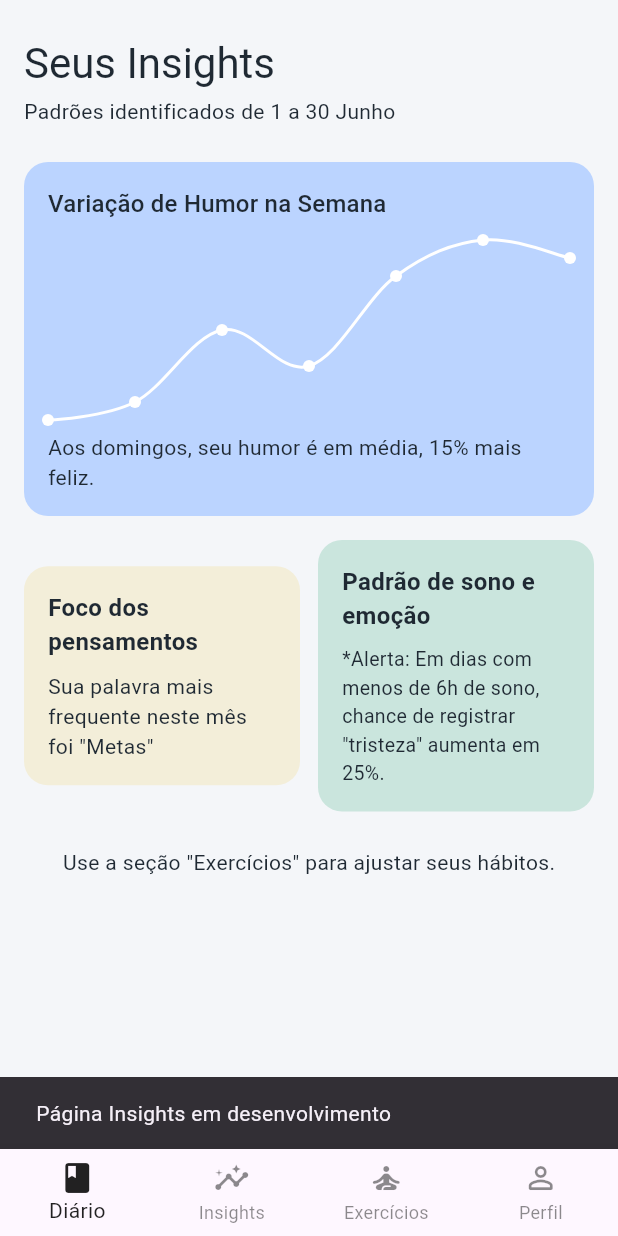
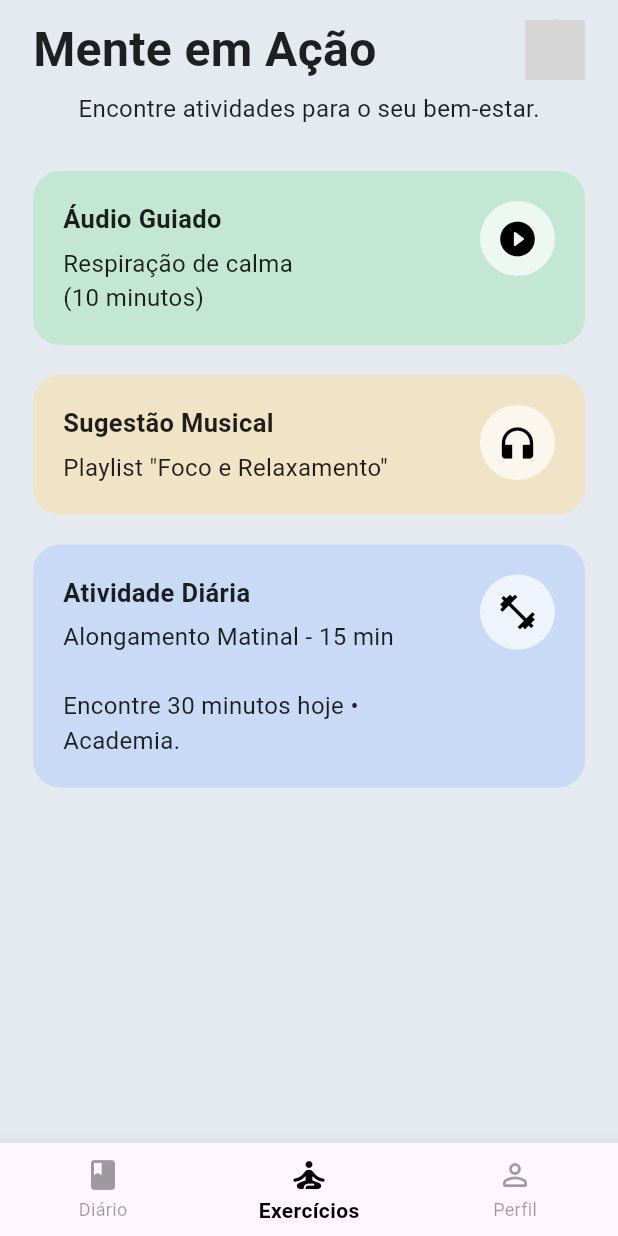
Before and after one commit to pjairdev/-mental_diary, a Flutter app: the HomePage screen opened by its route, item 2 of the bottom bar chosen, on a phone screen of 412 x 824 dp. Run offline on Flutter 3.47's test engine with Material 3 defaults, Android fonts, the phone set to English and light mode, and no system bars; drawn by our look-alikes of fl_chart; our stand-ins replace cloud_firestore, firebase_auth, firebase_core, google_sign_in, image_picker, shared_preferences; accounts and stored records are empty; grey boxes are pictures that could not be loaded.

Commit message:
Aplicando a foto de perifl em outras páginas do aplicativo, a página de exercícios

```diff
--- a/lib/app_router.dart
+++ b/lib/app_router.dart
@@ -5,6 +5,10 @@ import 'package:teste_flutter/modules/auth/pages/login_page.dart';
 import 'package:teste_flutter/modules/auth/pages/create_account_page.dart';
 import 'package:teste_flutter/modules/auth/pages/logging_page.dart';
 import 'package:teste_flutter/modules/auth/screen/google_login_screen.dart';
+import 'package:teste_flutter/modules/auth/pages/exercise_page.dart';
+
+// IMPORT CORRETO: a página de perfil (não o botão)
+import 'package:teste_flutter/modules/auth/pages/profile_page.dart';
 
 class AppRoutes {
   static const String login = '/';
@@ -13,6 +17,8 @@ class AppRoutes {
   static const String authGoogle = '/auth/google';
   static const String home = '/home';
   static const String authApple = '/auth/apple';
+  static const String exercises = '/exercises';
+  static const String profile = '/profile';
 }
 
 class AppRouter {
@@ -33,8 +39,11 @@ class AppRouter {
       case AppRoutes.authGoogle:
         return MaterialPageRoute(builder: (_) => const GoogleLoginScreen());
 
-      case AppRoutes.authApple:
-        return MaterialPageRoute(builder: (_) => const Placeholder());
+      case AppRoutes.exercises:
+        return MaterialPageRoute(builder: (_) => const ExercisesPage());
+
+      case AppRoutes.profile:
+        return MaterialPageRoute(builder: (_) => const ProfilePage());
 
       default:
         return MaterialPageRoute(
--- a/lib/core/constants/app_colors.dart
+++ b/lib/core/constants/app_colors.dart
@@ -7,7 +7,7 @@ class AppColors {
   static const Color textDark = Color.fromRGBO(31, 41, 51, 1);
 
   static const primary1 = Color(0xFF7BA4FF);
-  static const surface = Color(0xFFF4F6F9);
+  static const surface = Color(0xFFE4EAF0);
   static const cardBlue = Color(0xFFBBD4FF);
   static const cardBeige = Color(0xFFF3EED9);
   static const cardGreen = Color(0xFFCAE5DD);
--- a/lib/main.dart
+++ b/lib/main.dart
@@ -18,9 +18,9 @@ class DiarioMentalApp extends StatelessWidget {
     return MaterialApp(
       title: 'Diário Mental',
       debugShowCheckedModeBanner: false,
+      onGenerateRoute: AppRouter.generateRoute,
+      initialRoute: AppRoutes.login,
       theme: AppTheme.light(),
-      initialRoute: AppRoutes.login,
-      onGenerateRoute: AppRouter.generateRoute,
     );
   }
 }
--- /dev/null
+++ b/lib/modules/auth/exercise_model.dart
@@ -0,0 +1,24 @@
+import 'dart:ui';
+
+class ExerciseModel {
+  final String title;
+  final String subtitle;
+  final String type;
+  final Color backgroundColor;
+
+  ExerciseModel({
+    required this.title,
+    required this.subtitle,
+    required this.type,
+    required this.backgroundColor,
+  });
+
+  factory ExerciseModel.fromJson(Map<String, dynamic> json) {
+    return ExerciseModel(
+      title: json["title"],
+      subtitle: json["subtitle"],
+      type: json["type"],
+      backgroundColor: Color(int.parse("0xFF${json["color"]}")),
+    );
+  }
+}
--- /dev/null
+++ b/lib/modules/auth/pages/exercise_page.dart
@@ -0,0 +1,178 @@
+import 'package:flutter/material.dart';
+import '../widgets/bottom_nav_bar.dart';
+import '../widgets/profile_button.dart';
+import '/core/constants/app_colors.dart';
+
+import '../exercise_model.dart';
+import 'package:teste_flutter/repository/repository.dart';
+import '../service/services.dart';
+
+class ExercisesPage extends StatefulWidget {
+  const ExercisesPage({super.key});
+
+  @override
+  State<ExercisesPage> createState() => _ExercisesPageState();
+}
+
+class _ExercisesPageState extends State<ExercisesPage> {
+  late final ExerciseRepository repository;
+
+  @override
+  void initState() {
+    super.initState();
+    repository = ExerciseRepository(ExerciseService());
+  }
+
+  IconData _getIcon(String type) {
+    switch (type) {
+      case "audio":
+        return Icons.play_circle_fill_rounded;
+      case "music":
+        return Icons.headphones;
+      case "exercise":
+        return Icons.fitness_center;
+      default:
+        return Icons.circle;
+    }
+  }
+
+  @override
+  Widget build(BuildContext context) {
+    return Scaffold(
+      backgroundColor: AppColors.surface,
+      body: SafeArea(
+        child: FutureBuilder<List<ExerciseModel>>(
+          future: repository.getExercises(),
+          builder: (context, snapshot) {
+            if (!snapshot.hasData) {
+              return const Center(child: CircularProgressIndicator());
+            }
+
+            final exercises = snapshot.data!;
+
+            return SingleChildScrollView(
+              padding: const EdgeInsets.symmetric(horizontal: 22, vertical: 10),
+              child: Column(
+                crossAxisAlignment: CrossAxisAlignment.start,
+                children: [
+                  // topo com título e foto de perfil
+                  Row(
+                    children: const [
+                      Expanded(
+                        child: Text(
+                          "Mente em Ação",
+                          style: TextStyle(
+                            fontSize: 32,
+                            fontWeight: FontWeight.w700,
+                            color: Colors.black87,
+                          ),
+                        ),
+                      ),
+                      ProfileButton(),
+                    ],
+                  ),
+
+                  const SizedBox(height: 5),
+                  const Center(
+                    child: Text(
+                      "Encontre atividades para o seu bem-estar.",
+                      style: TextStyle(fontSize: 16, color: Colors.black87),
+                    ),
+                  ),
+
+                  const SizedBox(height: 30),
+
+                  // lista de exercícios
+                  ...exercises.map((exercise) {
+                    return Column(
+                      children: [
+                        _ExerciseCard(
+                          title: exercise.title,
+                          subtitle: exercise.subtitle,
+                          backgroundColor: exercise.backgroundColor,
+                          icon: _getIcon(exercise.type),
+                          iconColor: Colors.black,
+                        ),
+                        const SizedBox(height: 20),
+                      ],
+                    );
+                  }).toList(),
+
+                  const SizedBox(height: 120),
+                ],
+              ),
+            );
+          },
+        ),
+      ),
+
+      // item “Exercícios” aparece selecionado
+      bottomNavigationBar: const BottomNavBar(currentIndex: 1),
+    );
+  }
+}
+
+/// Widget auxiliar para um card de exercício
+/// IMPORTANTE: este widget está em top-level (fora de qualquer outra classe)
+class _ExerciseCard extends StatelessWidget {
+  final String title;
+  final String subtitle;
+  final IconData icon;
+  final Color backgroundColor;
+  final Color iconColor;
+
+  const _ExerciseCard({
+    required this.title,
+    required this.subtitle,
+    required this.icon,
+    required this.backgroundColor,
+    required this.iconColor,
+  });
+
+  @override
+  Widget build(BuildContext context) {
+    return Container(
+      padding: const EdgeInsets.all(20),
+      width: double.infinity,
+      decoration: BoxDecoration(
+        color: backgroundColor,
+        borderRadius: BorderRadius.circular(18),
+      ),
+      child: Row(
+        crossAxisAlignment: CrossAxisAlignment.start,
+        children: [
+          Expanded(
+            child: Column(
+              crossAxisAlignment: CrossAxisAlignment.start,
+              children: [
+                Text(
+                  title,
+                  style: const TextStyle(
+                    fontSize: 17,
+                    fontWeight: FontWeight.w700,
+                    color: Colors.black87,
+                  ),
+                ),
+                const SizedBox(height: 6),
+                Text(
+                  subtitle,
+                  style: const TextStyle(fontSize: 16, color: Colors.black87),
+                ),
+              ],
+            ),
+          ),
+
+          Container(
+            width: 50,
+            height: 50,
+            decoration: BoxDecoration(
+              color: Colors.white.withOpacity(0.7),
+              shape: BoxShape.circle,
+            ),
+            child: Icon(icon, size: 28, color: iconColor),
+          ),
+        ],
+      ),
+    );
+  }
+}
--- a/lib/modules/auth/pages/home_page.dart
+++ b/lib/modules/auth/pages/home_page.dart
@@ -3,6 +3,7 @@ import '../widgets/mood_chart.dart';
 import '../widgets/thought_focus_card.dart';
 import '../widgets/sleep_emotion_card.dart';
 import '../widgets/bottom_nav_bar.dart';
+import '../widgets/profile_button.dart';
 import '/core/constants/app_colors.dart';
 
 class HomePage extends StatelessWidget {
@@ -18,16 +19,26 @@ class HomePage extends StatelessWidget {
           child: Column(
             crossAxisAlignment: CrossAxisAlignment.start,
             children: [
-              const SizedBox(height: 8),
-              Text(
-                "Seus Insights",
-                style: Theme.of(context).textTheme.headlineMedium,
+              // 🔵 FOTO DE PERFIL NO CANTO SUPERIOR DIREITO
+              Row(
+                children: [
+                  Expanded(
+                    child: Text(
+                      "Seus Insights",
+                      style: Theme.of(context).textTheme.headlineMedium,
+                    ),
+                  ),
+                  const ProfileButton(),
+                ],
               ),
+
               const SizedBox(height: 4),
               const Text("Padrões identificados de 1 a 30 Junho"),
               const SizedBox(height: 24),
+
               const MoodChartCard(),
               const SizedBox(height: 16),
+
               Row(
                 children: const [
                   Expanded(child: ThoughtFocusCard()),
@@ -35,6 +46,7 @@ class HomePage extends StatelessWidget {
                   Expanded(child: SleepEmotionCard()),
                 ],
               ),
+
               const SizedBox(height: 24),
               const Center(
                 child: Text(
@@ -46,7 +58,7 @@ class HomePage extends StatelessWidget {
           ),
         ),
       ),
-      bottomNavigationBar: const BottomNavBar(),
+      bottomNavigationBar: const BottomNavBar(currentIndex: 0),
     );
   }
 }
--- a/lib/modules/auth/pages/profile_page.dart
+++ b/lib/modules/auth/pages/profile_page.dart
@@ -4,6 +4,7 @@ import 'package:image_picker/image_picker.dart';
 import 'package:path_provider/path_provider.dart';
 import 'package:shared_preferences/shared_preferences.dart';
 import 'package:path/path.dart' as path;
+import 'package:flutter/cupertino.dart';
 import 'package:firebase_auth/firebase_auth.dart';
 import '../widgets/bottom_nav_bar.dart';
 
@@ -25,14 +26,12 @@ class _ProfilePageState extends State<ProfilePage> {
   void initState() {
     super.initState();
 
-    // Executa após layout pronto
     WidgetsBinding.instance.addPostFrameCallback((_) async {
       await _loadGoogleUser();
       await _loadSavedImage();
     });
   }
 
-  /// Carrega nome e foto da conta Google
   Future<void> _loadGoogleUser() async {
     try {
       final user = FirebaseAuth.instance.currentUser;
@@ -40,7 +39,7 @@ class _ProfilePageState extends State<ProfilePage> {
       if (user != null) {
         setState(() {
           googleName = user.displayName ?? "Usuário";
-          googlePhoto = user.photoURL; // URL da foto Google
+          googlePhoto = user.photoURL;
         });
       }
     } catch (e) {
@@ -70,14 +69,12 @@ class _ProfilePageState extends State<ProfilePage> {
     }
   }
 
-  /// Salva imagem localmente
   Future<File> _saveImageToAppDir(File image) async {
     final appDir = await getApplicationDocumentsDirectory();
     final fileName = path.basename(image.path);
     return image.copy('${appDir.path}/$fileName');
   }
 
-  /// Troca foto + salva
   Future<void> _setProfileImage(File image) async {
     try {
       final saved = await _saveImageToAppDir(image);
@@ -88,7 +85,7 @@ class _ProfilePageState extends State<ProfilePage> {
       if (!mounted) return;
 
       setState(() {
-        _profileImage = saved; // substitui foto do Google
+        _profileImage = saved;
       });
     } catch (e) {
       debugPrint("Erro ao salvar imagem manual: $e");
@@ -153,9 +150,44 @@ class _ProfilePageState extends State<ProfilePage> {
     );
   }
 
+  Future<void> _confirmLogout() async {
+    final bool? confirmed = await showCupertinoModalPopup<bool>(
+      context: context,
+      barrierDismissible: true,
+      builder: (context) => CupertinoActionSheet(
+        title: const Text(
+          "Deseja realmente sair?",
+          style: TextStyle(fontSize: 18, fontWeight: FontWeight.w600),
+        ),
+        message: const Text(
+          "Você será desconectado da sua conta.",
+          style: TextStyle(fontSize: 16, fontWeight: FontWeight.w400),
+        ),
+        actions: [
+          CupertinoActionSheetAction(
+            isDestructiveAction: true,
+            onPressed: () => Navigator.pop(context, true),
+            child: const Text("Sair", style: TextStyle(fontSize: 18)),
+          ),
+        ],
+        cancelButton: CupertinoActionSheetAction(
+          isDefaultAction: true,
+          onPressed: () => Navigator.pop(context, false),
+          child: const Text("Cancelar", style: TextStyle(fontSize: 17)),
+        ),
+      ),
+    );
+
+    if (confirmed == true) {
+      _logout();
+    }
+  }
+
+  /// Função real de logout
   Future<void> _logout() async {
     try {
       await FirebaseAuth.instance.signOut();
+
       if (mounted) {
         Navigator.pushNamedAndRemoveUntil(context, '/', (_) => false);
       }
@@ -167,9 +199,7 @@ class _ProfilePageState extends State<ProfilePage> {
   @override
   Widget build(BuildContext context) {
     final imageProvider = _profileImage != null
-        // Se usuário já trocou manualmente -> usa arquivo local
         ? FileImage(_profileImage!)
-        // Caso contrário -> usa foto Google se existir
         : (googlePhoto != null
               ? NetworkImage(googlePhoto!)
               : const AssetImage('assets/profile_avatar.png'));
@@ -194,7 +224,6 @@ class _ProfilePageState extends State<ProfilePage> {
                 ),
                 const SizedBox(height: 20),
 
-                // Card perfil
                 Container(
                   decoration: BoxDecoration(
                     color: Colors.white.withOpacity(0.8),
@@ -238,10 +267,8 @@ class _ProfilePageState extends State<ProfilePage> {
                                 ],
                               ),
                             ),
-
                       const SizedBox(height: 16),
 
-                      // Nome do usuário Google
                       Text(
                         googleName ?? "[Nome do Usuário]",
                         style: const TextStyle(
@@ -277,7 +304,7 @@ class _ProfilePageState extends State<ProfilePage> {
                 SizedBox(
                   width: double.infinity,
                   child: ElevatedButton(
-                    onPressed: _logout,
+                    onPressed: _confirmLogout,
                     style: ElevatedButton.styleFrom(
                       backgroundColor: const Color(0xFFF1B9A8),
                       shape: RoundedRectangleBorder(
@@ -300,7 +327,7 @@ class _ProfilePageState extends State<ProfilePage> {
           ),
         ),
       ),
-      bottomNavigationBar: const BottomNavBar(currentIndex: 3),
+      bottomNavigationBar: const BottomNavBar(currentIndex: 2),
     );
   }
 
--- /dev/null
+++ b/lib/modules/auth/service/services.dart
@@ -0,0 +1,13 @@
+import 'dart:convert';
+import 'package:flutter/services.dart';
+import '../exercise_model.dart';
+
+class ExerciseService {
+  Future<List<ExerciseModel>> fetchExercises() async {
+    //Substituir com a lógica do firebase
+    final response = await rootBundle.loadString("assets/json/exercises.json");
+
+    final List data = jsonDecode(response);
+    return data.map((e) => ExerciseModel.fromJson(e)).toList();
+  }
+}
--- a/lib/modules/auth/widgets/bottom_nav_bar.dart
+++ b/lib/modules/auth/widgets/bottom_nav_bar.dart
@@ -1,12 +1,22 @@
 import 'package:flutter/material.dart';
 import '../pages/home_page.dart';
 import '../pages/profile_page.dart';
+import '../pages/exercise_page.dart';
 
 class BottomNavBar extends StatelessWidget {
   final int currentIndex;
-  const BottomNavBar({super.key, this.currentIndex = 0});
+
+  const BottomNavBar({super.key, required this.currentIndex});
+
+  int _safeIndex(int index, int total) {
+    if (index < 0) return 0;
+    if (index >= total) return total - 1;
+    return index;
+  }
 
   void _onItemTapped(BuildContext context, int index) {
+    if (index == currentIndex) return;
+
     switch (index) {
       case 0:
         Navigator.pushReplacement(
@@ -15,16 +25,12 @@ class BottomNavBar extends StatelessWidget {
         );
         break;
       case 1:
-        ScaffoldMessenger.of(context).showSnackBar(
-          const SnackBar(content: Text("Página Insights em desenvolvimento")),
+        Navigator.pushReplacement(
+          context,
+          MaterialPageRoute(builder: (_) => const ExercisesPage()),
         );
         break;
       case 2:
-        ScaffoldMessenger.of(context).showSnackBar(
-          const SnackBar(content: Text("Página Exercícios em desenvolvimento")),
-        );
-        break;
-      case 3:
         Navigator.pushReplacement(
           context,
           MaterialPageRoute(builder: (_) => const ProfilePage()),
@@ -35,22 +41,22 @@ class BottomNavBar extends StatelessWidget {
 
   @override
   Widget build(BuildContext context) {
+    const totalItems = 3;
+
     return BottomNavigationBar(
-      currentIndex: currentIndex,
+      currentIndex: _safeIndex(currentIndex, totalItems),
       onTap: (index) => _onItemTapped(context, index),
-      selectedItemColor: Colors.black87,
-      unselectedItemColor: Colors.black45,
+      selectedItemColor: Colors.black,
+      selectedLabelStyle: const TextStyle(fontWeight: FontWeight.w600),
+      unselectedItemColor: Colors.black38,
+      unselectedLabelStyle: const TextStyle(fontWeight: FontWeight.w400),
       type: BottomNavigationBarType.fixed,
+      selectedIconTheme: const IconThemeData(color: Colors.black, size: 28),
+      unselectedIconTheme: const IconThemeData(color: Colors.black38, size: 24),
       items: const [
         BottomNavigationBarItem(
           icon: Icon(Icons.book_rounded),
           label: 'Diário',
-        ),
-
-        //tirar o insights
-        BottomNavigationBarItem(
-          icon: Icon(Icons.insights_rounded),
-          label: 'Insights',
         ),
         BottomNavigationBarItem(
           icon: Icon(Icons.self_improvement_rounded),
--- /dev/null
+++ b/lib/modules/auth/widgets/profile_button.dart
@@ -0,0 +1,75 @@
+import 'dart:io';
+import 'package:flutter/material.dart';
+import 'package:shared_preferences/shared_preferences.dart';
+import 'package:firebase_auth/firebase_auth.dart';
+
+class ProfileButton extends StatefulWidget {
+  const ProfileButton({super.key});
+
+  @override
+  State<ProfileButton> createState() => _ProfileButtonState();
+}
+
+class _ProfileButtonState extends State<ProfileButton> {
+  File? _localImage;
+  String? _googlePhoto;
+  static const _imageKey = 'profile_image_path';
+
+  @override
+  void initState() {
+    super.initState();
+    _loadGooglePhoto();
+    _loadLocalImage();
+  }
+
+  Future<void> _loadGooglePhoto() async {
+    try {
+      final user = FirebaseAuth.instance.currentUser;
+      if (user != null) {
+        setState(() {
+          _googlePhoto = user.photoURL;
+        });
+      }
+    } catch (e) {
+      debugPrint("Erro ao carregar foto do Google: $e");
+    }
+  }
+
+  Future<void> _loadLocalImage() async {
+    try {
+      final prefs = await SharedPreferences.getInstance();
+      final savedPath = prefs.getString(_imageKey);
+
+      if (savedPath != null) {
+        final file = File(savedPath);
+        if (await file.exists()) {
+          setState(() => _localImage = file);
+        }
+      }
+    } catch (e) {
+      debugPrint("Erro ao carregar imagem salva: $e");
+    }
+  }
+
+  ImageProvider _getImage() {
+    if (_googlePhoto != null) {
+      return NetworkImage(_googlePhoto!);
+    }
+    if (_localImage != null) {
+      return FileImage(_localImage!);
+    }
+    return const AssetImage('assets/profile_avatar.png');
+  }
+
+  @override
+  Widget build(BuildContext context) {
+    return GestureDetector(
+      onTap: () => Navigator.pushNamed(context, '/profile'),
+      child: CircleAvatar(
+        radius: 20,
+        backgroundColor: Colors.black.withOpacity(0.1),
+        backgroundImage: _getImage(),
+      ),
+    );
+  }
+}
--- /dev/null
+++ b/lib/repository/repository.dart
@@ -0,0 +1,12 @@
+import '../modules/auth/exercise_model.dart';
+import '../modules/auth/service/services.dart';
+
+class ExerciseRepository {
+  final ExerciseService service;
+
+  ExerciseRepository(this.service);
+
+  Future<List<ExerciseModel>> getExercises() async {
+    return await service.fetchExercises();
+  }
+}
--- a/pubspec.yaml
+++ b/pubspec.yaml
@@ -67,6 +67,7 @@ flutter:
   uses-material-design: true
   assets:
     - assets/images/
+    - assets/json/exercises.json
 
 
   # An image asset can refer to one or more resolution-specific "variants", see
```
Also changed, not shown: assets/json/exercises.json (added, +20 -0 lines).
